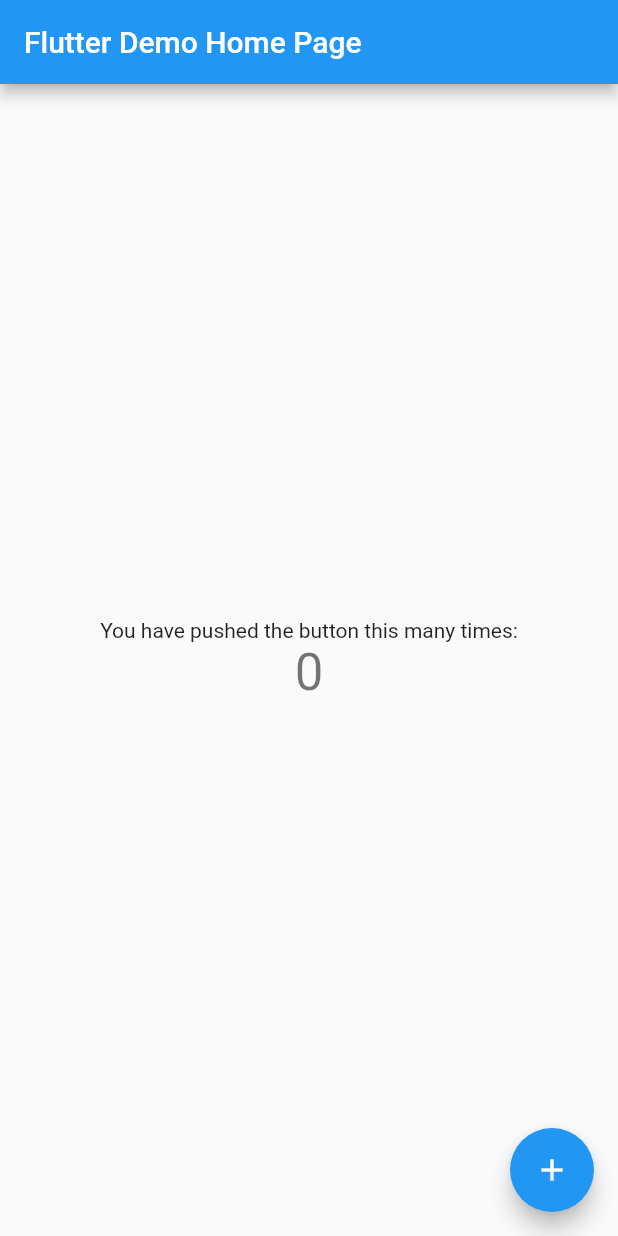
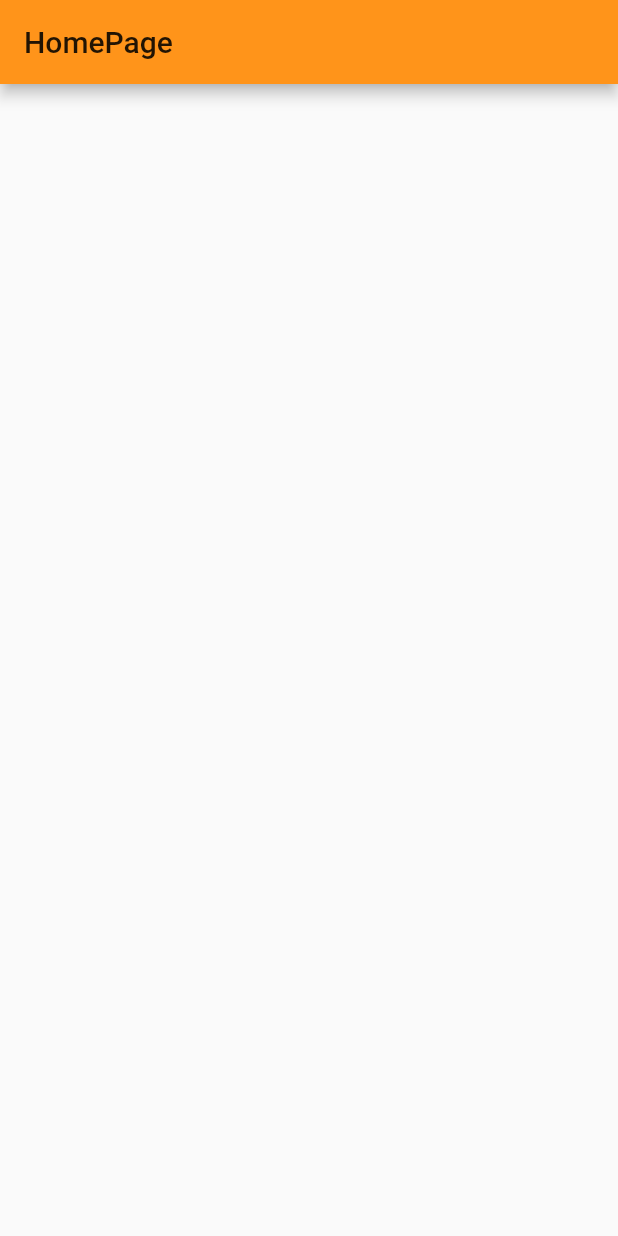
Before and after one commit to thiagobilan/PayFlow, a Flutter app: the screen it shows after launch, on a phone screen of 412 x 824 dp. Run offline on Flutter 3.47's test engine with Material 2 defaults, Android fonts, the phone set to English and light mode, and no system bars; our stand-ins replace google_fonts.

```diff
--- a/lib/main.dart
+++ b/lib/main.dart
@@ -1,65 +1,21 @@
 import 'package:flutter/material.dart';
+import 'package:payflow/modules/home/home_page.dart';
+import 'package:payflow/modules/login/login_page.dart';
+import 'package:payflow/modules/splash/splash_page.dart';
+import 'package:payflow/shared/themes/app_colors.dart';
 
-void main() {
-  runApp(MyApp());
-}
+void main() => runApp(AppWidget());
 
-class MyApp extends StatelessWidget {
+class AppWidget extends StatelessWidget {
   @override
   Widget build(BuildContext context) {
     return MaterialApp(
-      title: 'Flutter Demo',
+      debugShowCheckedModeBanner: false,
+      title: 'Pay Flow',
       theme: ThemeData(
-        primarySwatch: Colors.blue,
+        primaryColor: AppColors.primary,
       ),
-      home: MyHomePage(title: 'Flutter Demo Home Page'),
+      home: HomePage(),
     );
   }
 }
-
-class MyHomePage extends StatefulWidget {
-  MyHomePage({Key? key, required this.title}) : super(key: key);
-
-  final String title;
-
-  @override
-  _MyHomePageState createState() => _MyHomePageState();
-}
-
-class _MyHomePageState extends State<MyHomePage> {
-  int _counter = 0;
-
-  void _incrementCounter() {
-    setState(() {
-      _counter++;
-    });
-  }
-
-  @override
-  Widget build(BuildContext context) {
-    return Scaffold(
-      appBar: AppBar(
-        title: Text(widget.title),
-      ),
-      body: Center(
-        child: Column(
-          mainAxisAlignment: MainAxisAlignment.center,
-          children: <Widget>[
-            Text(
-              'You have pushed the button this many times:',
-            ),
-            Text(
-              '$_counter',
-              style: Theme.of(context).textTheme.headline4,
-            ),
-          ],
-        ),
-      ),
-      floatingActionButton: FloatingActionButton(
-        onPressed: _incrementCounter,
-        tooltip: 'Increment',
-        child: Icon(Icons.add),
-      ),
-    );
-  }
-}
--- /dev/null
+++ b/lib/modules/home/home_page.dart
@@ -0,0 +1,14 @@
+import 'package:flutter/material.dart';
+
+class HomePage extends StatelessWidget {
+  const HomePage({Key? key}) : super(key: key);
+
+  @override
+  Widget build(BuildContext context) {
+    return Scaffold(
+      appBar: AppBar(
+        title: Text('HomePage'),
+      ),
+    );
+  }
+}
--- a/pubspec.yaml
+++ b/pubspec.yaml
@@ -40,8 +40,8 @@ flutter:
   # the material Icons class.
   uses-material-design: true
   # To add assets to your application, add an assets section, like this:
-  # assets:
-  #   - images/a_dot_burr.jpeg
+  assets:
+    - assets/images/
   #   - images/a_dot_ham.jpeg
   # An image asset can refer to one or more resolution-specific "variants", see
   # https://flutter.dev/assets-and-images/#resolution-aware.
```
Also changed, not shown: lib/modules/login/login_page.dart (added, +69 -0 lines), lib/modules/splash/splash_page.dart (added, +24 -0 lines), lib/shared/themes/app_images.dart (added, +7 -0 lines), lib/shared/widgets/social_login_button.dart (added, +31 -0 lines), assets/images/google.png (added), assets/images/logofull.png (added), assets/images/logomini.png (added), assets/images/person.png (added), assets/images/union.png (added), 1 other file.
